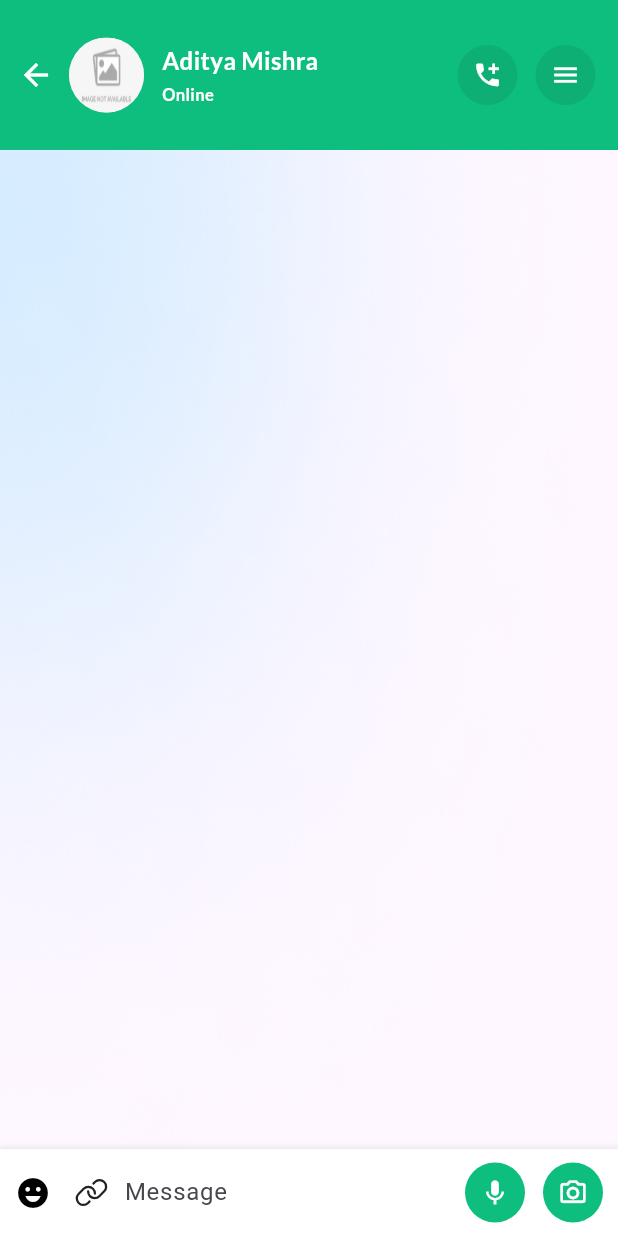
After one commit to Adityamishra1234/Doctor-hunt, a Flutter app: the ChatMainScreen screen opened directly, after a tap on "Aditya Mishra", on a phone screen of 412 x 824 dp. The commit adds this screen. Run offline on Flutter 3.47's test engine with Material 2 defaults, Android fonts, the phone set to English and light mode, and no system bars; drawn by our look-alikes of cached_network_image; our stand-ins replace cloud_firestore, curved_navigation_bar, firebase_auth, firebase_core, firebase_storage, flutter_datetime_picker_plus and 13 more; missing offline and left inert: dart:ffi, fab_circular_menu; accounts and stored records are empty; network calls fail; project files that could hold a hidden picture were left out.

Commit message:
Created Chat main screen and chatting page...where user can chat to doctors, bot etc.. changed in bottom navigation bar, add records etc and all

```diff
--- /dev/null
+++ b/lib/Chat/Chat_main_screen.dart
@@ -0,0 +1,238 @@
+import 'package:flutter/material.dart';
+
+import '../constants/constants.dart';
+import '../widgets/AppBarHeader.dart';
+import '../widgets/CachedImageView.dart';
+import 'Chating_screen.dart';
+
+class ChatMainScreen extends StatefulWidget {
+  const ChatMainScreen({super.key});
+
+  @override
+  State<ChatMainScreen> createState() => _ChatMainScreenState();
+}
+
+class _ChatMainScreenState extends State<ChatMainScreen> {
+  TextEditingController searchController = TextEditingController();
+
+
+  List<String> category = [
+    "All",
+    "Unread",
+    "Read"
+  ];
+  bool isOnline = true;
+  int current = 0;
+  Widget search_bar(){
+    return TextFormField(
+      cursorColor: K.primaryColor,
+      controller: searchController,
+      // onChanged: (value) {
+      //   setState(() {
+      //     searchResult = data
+      //         .where((element) => element.toLowerCase().contains(value.toLowerCase()))
+      //         .toList();
+      //   });
+      // },
+      decoration: InputDecoration(
+        filled: true,
+        fillColor: Colors.grey.shade50,
+        enabledBorder: OutlineInputBorder(
+          borderRadius: BorderRadius.circular(15),
+          borderSide: const BorderSide(color: Colors.transparent),
+        ),
+        focusedBorder: OutlineInputBorder(
+          borderRadius: BorderRadius.circular(15),
+          borderSide: const BorderSide(color: Colors.transparent),
+        ),
+        hintText:  'Search',
+        hintStyle: const TextStyle(fontFamily: 'Lato', fontSize: 15, fontWeight: FontWeight.w400, color: Colors.grey),
+        contentPadding: const EdgeInsets.all(20),
+        prefixIcon: const Icon(Icons.search, color: Colors.grey),
+      ),
+    );
+  }
+  @override
+  Widget build(BuildContext context) {
+    return Scaffold(
+      appBar: null,
+      body: Container(
+        decoration: const BoxDecoration(
+          image: DecorationImage(
+            image: AssetImage("assets/images/bgabovecommon.png"),
+            fit: BoxFit.fill,
+          ),
+        ),
+        child: SafeArea(
+          child: Column(
+            children: [
+              Padding(
+                padding: const EdgeInsets.symmetric(horizontal: 18, vertical: 15),
+                child: AppBarHeader("Chat", () {
+                  Navigator.of(context).pop();
+                },
+                  isBack : false,
+                ),
+              ),
+              const SizedBox(height: 3),
+              Expanded(
+                child: SingleChildScrollView(
+                  child: Column(
+                    children: [
+                      Padding(
+                        padding: const EdgeInsets.all(8.0),
+                        child: Row(
+                          children: [
+                            InkWell(onTap:(){},child: Image.asset("assets/images/moreIcon.png", scale: 18, color: K.primaryColor,)),
+                            const SizedBox(width: 10,),
+                            Container(
+                              height: 60,
+                              width: MediaQuery.of(context).size.width/1.4,
+                              child: search_bar(),
+                            ),
+                          ],
+                        ),
+                      ),
+                      const SizedBox(height:15,),
+                      SizedBox(
+                        height: 50,
+                        child: ListView.builder(
+                          itemCount: category.length,
+                          shrinkWrap: true,
+                          scrollDirection: Axis.horizontal,
+                          itemBuilder: (BuildContext context, int index) {
+                            return GestureDetector(
+                              onTap: (){
+                                setState(() {
+                                  current = index;
+                                });
+                              },
+                              child: AnimatedContainer(
+                                margin: const EdgeInsets.symmetric(vertical: 5, horizontal: 5),
+                                width: 150,
+                                height: 45,
+                                decoration: BoxDecoration(
+                                  color: current ==index? K.primaryColor: const Color(0x200EBE7F),
+                                  borderRadius: current == index ? const BorderRadius.all(Radius.circular(10)):const BorderRadius.all(Radius.circular(5)),
+                                ),
+                                duration: const Duration(milliseconds: 200),
+                                child: Center(
+                                  child: Text("${category[index]}",style: TextStyle(
+                                    fontSize: 15,
+                                    fontWeight: FontWeight.bold,
+                                    fontFamily: 'abhaya',
+                                    color: current ==index? const Color(0xffFFFFFF) :Colors.black,
+                                  ),),
+                                ),
+                              ),
+                            );
+                          },
+                        ),
+                      ),
+                      const SizedBox(height: 20,),
+                      ListView.builder(
+                        physics: NeverScrollableScrollPhysics(),
+                        shrinkWrap: true,
+                        itemCount: 11,
+                        itemBuilder: (BuildContext context, int index) {
+                          return Column(
+                            children: [
+                              GestureDetector(
+                                onTap:(){
+                                  Navigator.of(context).push(MaterialPageRoute(builder: (context)=>const ChattingScreen()));
+                                },
+                                child: ListTile(
+                                  contentPadding: EdgeInsets.symmetric(vertical:7, horizontal: 20),
+                                  leading: Stack(
+                                    children: [
+                                      CircleAvatar(
+                                        radius: 22,
+                                        backgroundColor: Colors.grey.shade300,
+                                        child:  ClipRRect(
+                                          borderRadius: BorderRadius.circular(30),
+                                          child: CachedImageView(
+                                            image: "https://lh3.googleusercontent.com/a/ACg8ocINQEpdO1qVf8mw-owPaF5tRGX1jAHdMA6DcPBMz6Enmg=s96-c",
+                                            fit: BoxFit.fill,
+                                            width: double.infinity,
+                                            height: 220,
+                                            errorHeight: 220,
+                                            errorWidth: double.infinity,
+                                            placeHolderHeight: 220,
+                                            placeHolderWidth: double.infinity,
+                                          ),
+                                        ),
+                                      ),
+                                      Positioned(
+                                        bottom: 0,
+                                        right: 0,
+                                        child: Container(
+                                          width: 12, // Adjust the size of the status indicator as needed
+                                          height: 12,
+                                          decoration: BoxDecoration(
+                                            shape: BoxShape.circle,
+                                            color: isOnline ? Colors.green : Colors.grey,
+                                            border: Border.all(color: Colors.white, width: 2),
+                                          ),
+                                        ),
+                                      ),
+                                    ],
+                                  ),
+                                  title:  Text("Aditya Mishra", style: TextStyle(
+                                    overflow: TextOverflow.ellipsis,
+                                      fontWeight: FontWeight.bold,
+                                      fontSize: 16,
+                                      fontFamily: 'Lato'
+                                  ),),
+                                  subtitle:  Text("Recent received text will appear here.", style: TextStyle(
+                                    overflow: TextOverflow.ellipsis,
+                                      fontWeight: FontWeight.w400,
+                                      fontSize: 15,
+                                      fontFamily: 'Lato',
+                                    color: K.primaryColor
+                                  ),),
+                                  trailing:  Column(
+                                    children: [
+                                      Text("3:28 PM", style: TextStyle(
+                                          fontWeight: FontWeight.bold,
+                                          fontSize: 10,
+                                          fontFamily: 'Lato'
+                                      ),),
+                                     SizedBox(height: 15,),
+                                      isOnline?Container(
+                                        width: 22, // Adjust the size of the status indicator as needed
+                                        height: 22,
+                                        decoration: BoxDecoration(
+                                          shape: BoxShape.circle,
+                                          color: isOnline ? K.primaryColor : Colors.grey,
+                                        ),
+                                        child: Center(
+                                          child: Text("2", style: TextStyle(
+                                              fontWeight: FontWeight.bold,
+                                              fontSize: 10,
+                                              fontFamily: 'Lato',
+                                            color: Colors.white
+                                          ),),
+                                        ),
+                                      ): SizedBox.shrink(),
+                                    ],
+                                  ),
+
+                                ),
+                              ),
+                              Divider(height: 2, color: Colors.grey.shade200),
+                            ],
+                          );
+                        },
+
+                      ),
+                    ],
+                  ),
+                ),
+              )
+            ],
+          ),
+        ),
+      ),
+    );
+  }
+}
--- /dev/null
+++ b/lib/Chat/Chating_screen.dart
@@ -0,0 +1,236 @@
+import 'package:flutter/material.dart';
+import 'package:flutter/services.dart';
+import 'package:phosphor_flutter/phosphor_flutter.dart';
+
+import '../constants/constants.dart';
+import '../widgets/AppBarHeader.dart';
+import '../widgets/CachedImageView.dart';
+
+class ChattingScreen extends StatefulWidget {
+  const ChattingScreen({super.key});
+
+  @override
+  State<ChattingScreen> createState() => _ChattingScreenState();
+}
+
+class _ChattingScreenState extends State<ChattingScreen> {
+  TextEditingController searchController = TextEditingController();
+  Icon suffixIcon = Icon(Icons.send);
+  @override
+  Widget build(BuildContext context) {
+    SystemChrome.setSystemUIOverlayStyle(
+      const SystemUiOverlayStyle(
+        statusBarColor: Color(0xff0EBE7F), // Set your desired color
+      ),
+    );
+    return Scaffold(
+      appBar: null,
+      body: Container(
+        decoration: const BoxDecoration(
+          image: DecorationImage(
+            image: AssetImage("assets/images/bgabovecommon.png"),
+            fit: BoxFit.fill,
+          ),
+        ),
+        child: SafeArea(
+          child: Stack(
+            children: [
+              Column(
+              children: [
+                Column(
+                  children: [
+                    Align(
+                      alignment: Alignment.topCenter,
+                      child: Container(
+                        width: double.infinity,
+                        height:100,
+                        decoration: const BoxDecoration(
+                          borderRadius: BorderRadius.only(
+                            bottomRight: Radius.circular(0),
+                            bottomLeft: Radius.circular(0),
+                          ),
+                          color: K.primaryColor,
+                        ),
+                        child: Padding(
+                          padding: const EdgeInsets.only(right: 15, left: 12,),
+                          child: Row(
+                            mainAxisAlignment: MainAxisAlignment.spaceBetween,
+                            children: [
+                              Row(
+                                children: [
+                                  InkWell(
+                                    onTap: ()=> Navigator.of(context).pop(),
+                                      child: Icon(Icons.arrow_back, color: Colors.white)),
+                                  const SizedBox(width: 10), // Add some space between the icon and ListTile
+                                  CircleAvatar(
+                                    radius: 25,
+                                    backgroundColor: Colors.grey.shade300,
+                                    child: ClipRRect(
+                                      borderRadius: BorderRadius.circular(30),
+                                      child: CachedImageView(
+                                        image: "https://lh3.googleusercontent.com/a/ACg8ocINQEpdO1qVf8mw-owPaF5tRGX1jAHdMA6DcPBMz6Enmg=s96-c",
+                                        fit: BoxFit.fill,
+                                        width: double.infinity,
+                                        height: 220,
+                                        errorHeight: 220,
+                                        errorWidth: double.infinity,
+                                        placeHolderHeight: 220,
+                                        placeHolderWidth: double.infinity,
+                                      ),
+                                    ),
+                                  ),
+                                  const SizedBox(width: 12), // Add some space between the avatar and text
+                                  Column(
+                                    crossAxisAlignment: CrossAxisAlignment.start,
+                                    mainAxisAlignment: MainAxisAlignment.center,
+                                    children: [
+                                      Text(
+                                        "Aditya Mishra",
+                                        style: TextStyle(
+                                          fontWeight: FontWeight.bold,
+                                          fontSize: 16,
+                                          fontFamily: 'Lato',
+                                          color: Colors.white,
+                                        ),
+                                      ),
+                                      const SizedBox(height: 4),
+                                      Text(
+                                        "Online",
+                                        style: TextStyle(
+                                          fontWeight: FontWeight.bold,
+                                          fontSize: 11,
+                                          fontFamily: 'Lato',
+                                          color: Colors.white,
+                                        ),
+                                      ),
+                                    ],
+                                  ),
+                                ],
+                              ),
+                              Row(
+                                children: [
+                                  CircleAvatar(
+                                      child: Icon(Icons.add_ic_call,color: Colors.white,size: 20,),
+                                    backgroundColor: Colors.black.withAlpha(20),
+                                    radius: 20,
+                                  ),
+                                  SizedBox(width: 12,),
+                                  CircleAvatar(
+                                    child: Icon(Icons.menu,color: Colors.white,size: 20,),
+                                    backgroundColor: Colors.black.withAlpha(20),
+                                    radius: 20,
+                                  ),
+                                ],
+                              ),
+
+
+                            ],
+                          ),
+                        ),
+                      ),
+                    ),
+                    const SizedBox(height: 3),
+
+                  ],
+                ),
+              ],
+            ),
+              Positioned(
+                bottom: 0,
+                left: 0,
+                right: 0,
+                child: Container(
+                  decoration: BoxDecoration(
+                    color: Colors.white,
+                    borderRadius: BorderRadius.only(
+                      topLeft: Radius.circular(0),
+                      topRight: Radius.circular(0),
+                    ),
+                    boxShadow: [
+                      BoxShadow(
+                        color: Colors.black.withOpacity(0.1),
+                        blurRadius: 3,
+                        spreadRadius: 1,
+                      )
+                    ],
+                  ),
+                  padding: const EdgeInsets.only(bottom: 5, top: 5, left: 10, right: 10),
+                  child: Row(
+                    crossAxisAlignment: CrossAxisAlignment.start,
+                    children: [
+                      Expanded(
+                        child: Row(
+                          children: [
+                            ClipRRect(
+                              borderRadius: BorderRadius.circular(80),
+                              child: Icon(Icons.emoji_emotions, color: Colors.black,),
+                            ),
+                            const SizedBox(width: 15),
+                            InkWell(
+                              onTap: (){
+                              },
+                              child: Icon(PhosphorIcons.link(PhosphorIconsStyle.regular)),
+                            ),
+                            const SizedBox(width: 10),
+                            Expanded(
+                              child: TextFormField(
+                                controller: searchController,
+                                onChanged: (value){
+                                  setState(() {
+                                    suffixIcon = Icon(
+                                      Icons.send,
+                                      color: K.primaryColor,
+                                    );
+                                  });
+                                },
+                                cursorColor: K.primaryColor,
+                                style: TextStyle(color: Colors.black),
+                                decoration:  InputDecoration(
+                                  border: InputBorder.none,
+                                  hintText: "Message",
+
+                                  suffixIcon: (searchController.text.isNotEmpty)
+                                      ? GestureDetector(
+                                    onTap: () {
+                                      searchController.clear();
+                                    },
+                                    child: Icon(
+                                      Icons.send,
+                                      color: K.primaryColor,
+                                    ),
+                                  )
+                                      : null,
+
+                                ),
+                              ),
+                            ),
+                            const SizedBox(width: 10),
+                            Row(
+                              children: [
+                                CircleAvatar(
+                                  child: Icon(Icons.mic,color: Colors.white,size: 20,),
+                                  backgroundColor: K.primaryColor,
+                                  radius: 20,
+                                ),
+                                SizedBox(width: 12,),
+                                CircleAvatar(
+                                  child: Icon(Icons.camera_alt_outlined,color: Colors.white,size: 20,),
+                                  backgroundColor: K.primaryColor,
+                                  radius: 20,
+                                ),
+                              ],
+                            ),
+                          ],
+                        ),
+                      ),
+                    ],
+                  ),
+                ),
+              ),
+            ]
+          ),
+        ),
+      ),
+    );
+  }
+}
--- a/lib/More/moreBar.dart
+++ b/lib/More/moreBar.dart
@@ -144,6 +144,7 @@ class _ProfileScreenState extends State<ProfileScreen> {
                       Text("${userName}", style: TextStyle(
                         fontWeight: FontWeight.bold,
                         fontSize: 20,
+                        fontFamily: 'Abhaya'
                       ),),
                       // Text("", style: TextStyle(
                       //   fontWeight: FontWeight.w500,
@@ -152,6 +153,7 @@ class _ProfileScreenState extends State<ProfileScreen> {
                       Text("${userEmail}", style: TextStyle(
                         fontWeight: FontWeight.w400,
                         fontSize: 10,
+                        fontFamily: 'Lato'
                       ),),
                       const SizedBox(height: 8,),
                       // const Icon(Icons.edit_note, size : 30,color:Colors.white)
--- a/lib/widgets/bottom_navigation_bar.dart
+++ b/lib/widgets/bottom_navigation_bar.dart
@@ -1,5 +1,6 @@
 import 'package:curved_navigation_bar/curved_navigation_bar.dart';
 import 'package:doctor_hunt/All_Doctors/doctors.dart';
+import 'package:doctor_hunt/Chat/Chat_main_screen.dart';
 import 'package:doctor_hunt/Community/Community_main_screen.dart';
 import 'package:doctor_hunt/HomeScreen/home_screen.dart';
 import 'package:doctor_hunt/More/moreBar.dart';
@@ -101,7 +102,7 @@ class PageThree extends StatelessWidget {
 class PageFour extends StatelessWidget {
   @override
   Widget build(BuildContext context) {
-    return const homeScreen();
+    return const ChatMainScreen();
   }
 }
 
```
Also changed, not shown: lib/Community/Community_main_screen.dart (+16 -3 lines), lib/Firebase_Backend/Medical_Records_firebase/saveRecords.dart (+43 -19 lines), lib/Medical_Records/All_records.dart (+55 -29 lines), lib/Medical_Records/add_Records_patients.dart (+28 -18 lines), lib/Medical_Records/add_records.dart (+12 -7 lines).
